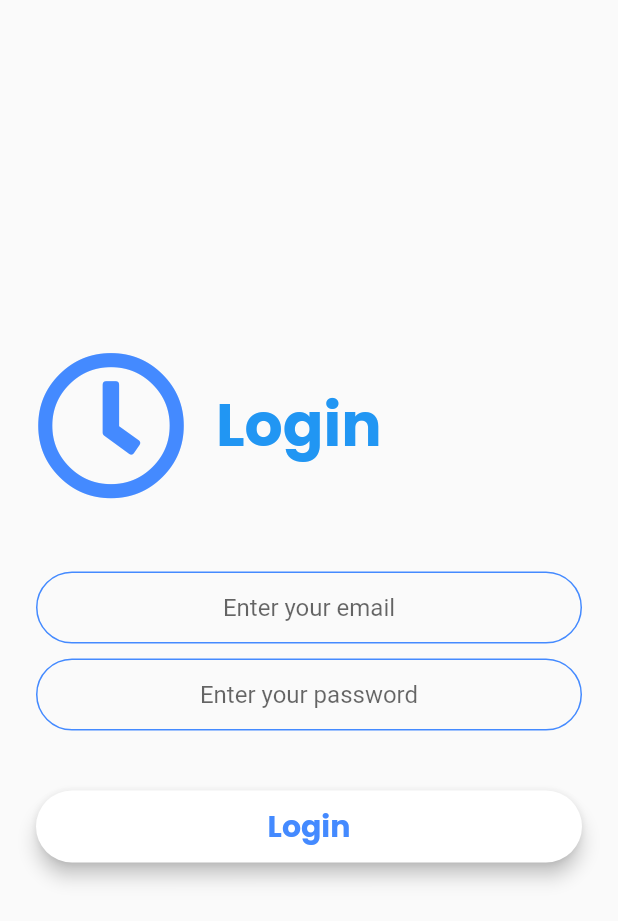
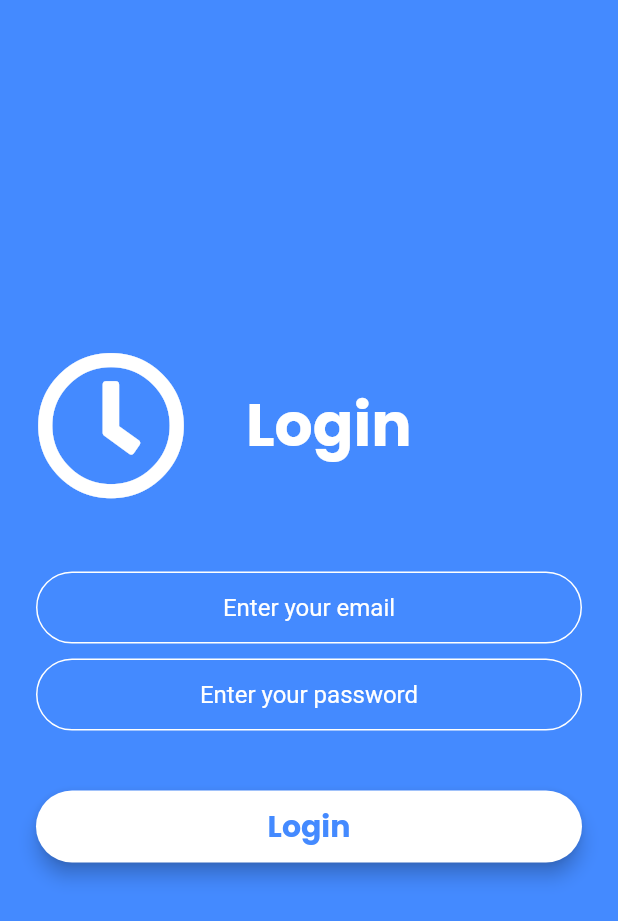
Before and after one commit to themmfa/task_manager_app_flutter, a Flutter app: the screen it shows after launch, after a tap on "Login", on a phone screen of 412 x 824 dp. Shown: the top 921 px of the screen. Run offline on Flutter 3.47's test engine with Material 2 defaults, Android fonts, the phone set to English and light mode, and no system bars; our stand-ins replace cloud_firestore, firebase_auth, firebase_core, flutter_time_picker_spinner, font_awesome_flutter, google_fonts and 1 more; accounts and stored records are empty; network calls fail.

Commit message:
Design Changes
Some design changes made.

```diff
--- a/task_management_app_flutter/lib/constants.dart
+++ b/task_management_app_flutter/lib/constants.dart
@@ -1,8 +1,8 @@
 import 'package:flutter/material.dart';
 import 'package:google_fonts/google_fonts.dart';
 
-var kNormalTextStyle =
-    GoogleFonts.poppins(fontSize: 15, fontWeight: FontWeight.bold);
+var kNormalTextStyle = GoogleFonts.poppins(
+    fontSize: 15, fontWeight: FontWeight.bold, color: Colors.white);
 
 const kTextFieldDecoration = InputDecoration(
   hintText: "Enter a value",
@@ -11,11 +11,11 @@ const kTextFieldDecoration = InputDecoration(
     borderRadius: BorderRadius.all(Radius.circular(32.0)),
   ),
   enabledBorder: OutlineInputBorder(
-    borderSide: BorderSide(color: Colors.blueAccent, width: 1.0),
+    borderSide: BorderSide(color: Colors.white, width: 1.0),
     borderRadius: BorderRadius.all(Radius.circular(32.0)),
   ),
   focusedBorder: OutlineInputBorder(
-    borderSide: BorderSide(color: Colors.blueAccent, width: 2.0),
+    borderSide: BorderSide(color: Colors.white, width: 2.0),
     borderRadius: BorderRadius.all(Radius.circular(32.0)),
   ),
 );
--- a/task_management_app_flutter/lib/screens/add_task.dart
+++ b/task_management_app_flutter/lib/screens/add_task.dart
@@ -3,7 +3,6 @@ import 'package:firebase_auth/firebase_auth.dart';
 import 'package:flutter/material.dart';
 import 'package:google_fonts/google_fonts.dart';
 import 'package:table_calendar/table_calendar.dart';
-import 'package:task_management_app_flutter/models/list_items.dart';
 import 'package:flutter_time_picker_spinner/flutter_time_picker_spinner.dart';
 import 'package:intl/intl.dart';
 
@@ -57,6 +56,8 @@ class _AddTaskState extends State<AddTask> {
   Widget build(BuildContext context) {
     return Scaffold(
       appBar: AppBar(
+        elevation: 0,
+        bottomOpacity: 0,
         title: Text(
           "Add Tasks",
           style: GoogleFonts.poppins(
--- a/task_management_app_flutter/lib/screens/home_page.dart
+++ b/task_management_app_flutter/lib/screens/home_page.dart
@@ -17,6 +17,7 @@ class _HomePageState extends State<HomePage> {
   @override
   Widget build(BuildContext context) {
     return Scaffold(
+      backgroundColor: Colors.blueAccent,
       body: Padding(
         padding: EdgeInsets.symmetric(
           horizontal: 24,
@@ -31,16 +32,16 @@ class _HomePageState extends State<HomePage> {
                   child: Icon(
                     FontAwesomeIcons.clock,
                     size: 80,
-                    color: Colors.blueAccent,
+                    color: Colors.white,
                   ),
                 ),
                 SizedBox(
-                  height: 20,
+                  width: 5,
                 ),
                 Text(
                   "Task Manager",
                   style: GoogleFonts.poppins(
-                    color: Colors.blue,
+                    color: Colors.white,
                     fontSize: 40,
                     fontWeight: FontWeight.bold,
                   ),
--- a/task_management_app_flutter/lib/screens/login.dart
+++ b/task_management_app_flutter/lib/screens/login.dart
@@ -26,6 +26,7 @@ class _LoginPageState extends State<LoginPage> {
   @override
   Widget build(BuildContext context) {
     return Scaffold(
+      backgroundColor: Colors.blueAccent,
       body: Padding(
         padding: EdgeInsets.symmetric(
           horizontal: 24,
@@ -40,16 +41,16 @@ class _LoginPageState extends State<LoginPage> {
                   child: Icon(
                     FontAwesomeIcons.clock,
                     size: 100,
-                    color: Colors.blueAccent,
+                    color: Colors.white,
                   ),
                 ),
                 SizedBox(
-                  width: 20,
+                  width: 40,
                 ),
                 Text(
                   "Login",
                   style: GoogleFonts.poppins(
-                    color: Colors.blue,
+                    color: Colors.white,
                     fontSize: 40,
                     fontWeight: FontWeight.bold,
                   ),
@@ -63,8 +64,9 @@ class _LoginPageState extends State<LoginPage> {
               keyboardType: TextInputType.emailAddress,
               textAlign: TextAlign.center,
               controller: myEmailController,
-              decoration:
-                  kTextFieldDecoration.copyWith(hintText: "Enter your email"),
+              decoration: kTextFieldDecoration.copyWith(
+                  hintText: "Enter your email",
+                  hintStyle: TextStyle(color: Colors.white)),
             ),
             SizedBox(
               height: 10,
@@ -75,7 +77,9 @@ class _LoginPageState extends State<LoginPage> {
               textAlign: TextAlign.center,
               controller: myPasswordController,
               decoration: kTextFieldDecoration.copyWith(
-                  hintText: "Enter your password"),
+                hintText: "Enter your password",
+                hintStyle: TextStyle(color: Colors.white),
+              ),
             ),
             SizedBox(
               height: 24,
```
Also changed, not shown: task_management_app_flutter/lib/screens/all_tasks.dart (+16 -14 lines), task_management_app_flutter/lib/screens/singup.dart (+11 -6 lines).
